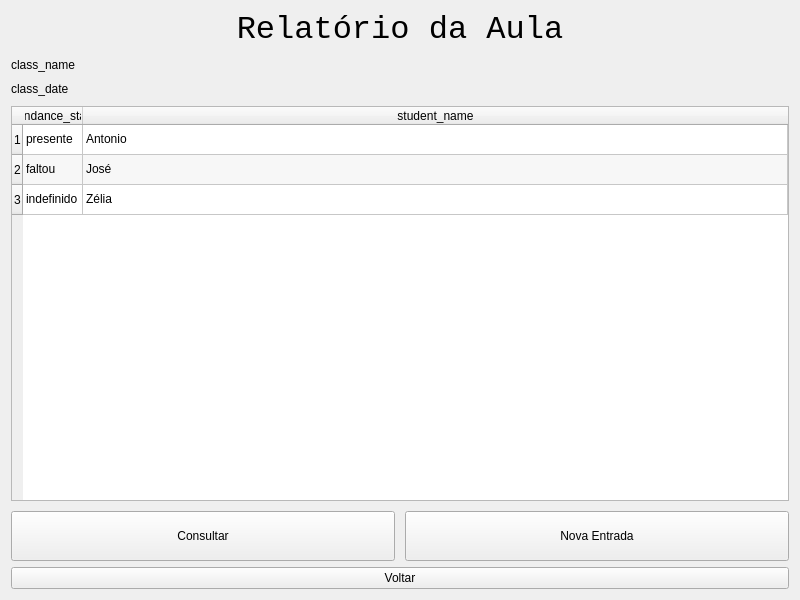
First picture: the form in src/ui/class_reports.ui, repository YanVictorSN/access-control-project, before the edit.
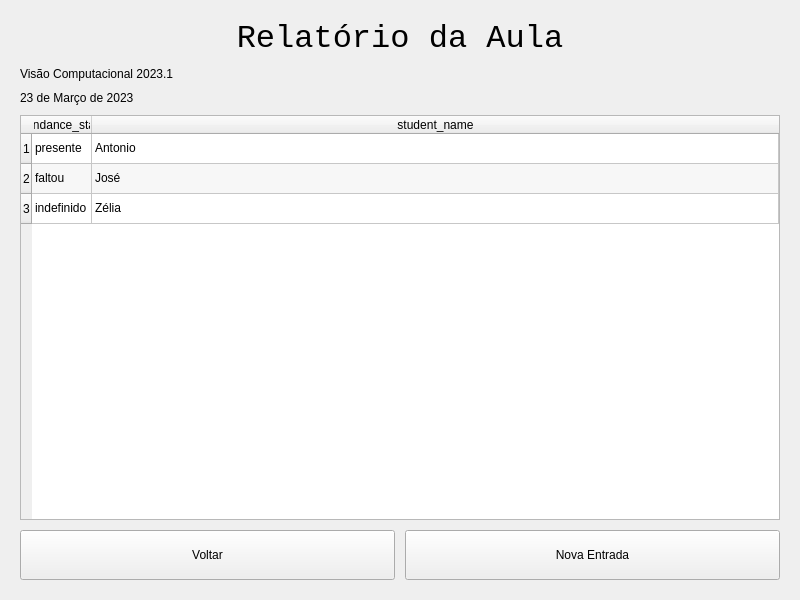
Second picture: the form after the edit.

Commit message: feat: assigning events to buttons

What changed in the file:
```diff
--- a/src/ui/class_reports.ui
+++ b/src/ui/class_reports.ui
@@ -22,19 +22,13 @@
   <layout class="QGridLayout" name="gridLayout">
    <item row="0" column="0">
     <layout class="QGridLayout" name="Course_qGL">
-     <item row="7" column="0">
-      <widget class="QPushButton" name="close_qPB">
-       <property name="text">
-        <string>Voltar</string>
-       </property>
-      </widget>
-     </item>
      <item row="6" column="0">
+      <widget class="QWidget" name="" native="true">
       <layout class="QGridLayout" name="Gallery_qGL">
        <property name="spacing">
         <number>10</number>
        </property>
-       <item row="3" column="0" colspan="2">
+        <item row="9" column="0" colspan="2">
         <widget class="QTableWidget" name="course_qTW">
          <property name="minimumSize">
           <size>
@@ -165,8 +159,15 @@
          </item>
         </widget>
        </item>
-       <item row="8" column="0">
-        <widget class="QPushButton" name="manage_students_qPB">
+        <item row="2" column="0">
+         <widget class="QLabel" name="label_date">
+          <property name="text">
+           <string>23 de Março de 2023</string>
+          </property>
+         </widget>
+        </item>
+        <item row="14" column="0">
+         <widget class="QPushButton" name="btn_back">
          <property name="minimumSize">
           <size>
            <width>0</width>
@@ -174,12 +175,12 @@
           </size>
          </property>
          <property name="text">
-          <string>Consultar</string>
+           <string>Voltar</string>
          </property>
         </widget>
        </item>
-       <item row="8" column="1">
-        <widget class="QPushButton" name="manage_attendance_qPB">
+        <item row="14" column="1">
+         <widget class="QPushButton" name="btn_training">
          <property name="minimumSize">
           <size>
            <width>0</width>
@@ -191,13 +192,6 @@
          </property>
         </widget>
        </item>
-       <item row="1" column="0" colspan="2">
-        <widget class="QLabel" name="label">
-         <property name="text">
-          <string>class_name</string>
-         </property>
-        </widget>
-       </item>
        <item row="0" column="0" colspan="2">
         <widget class="QLabel" name="title_qL">
          <property name="maximumSize">
@@ -220,14 +214,15 @@
          </property>
         </widget>
        </item>
-       <item row="2" column="0">
-        <widget class="QLabel" name="label_2">
+        <item row="1" column="0">
+         <widget class="QLabel" name="label_class_name">
          <property name="text">
-          <string>class_date</string>
+           <string>Visão Computacional 2023.1</string>
          </property>
         </widget>
        </item>
       </layout>
+      </widget>
      </item>
     </layout>
    </item>
```
Lines whose indentation alone changed are shown as unchanged. The commit also changes 1 other file.
